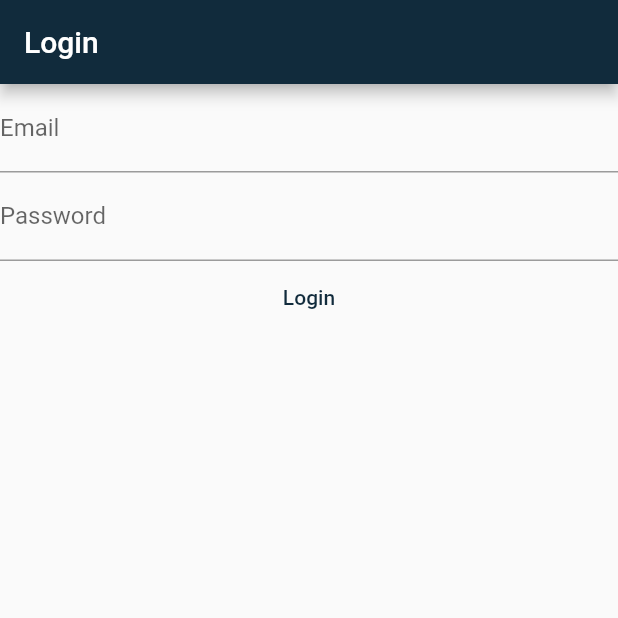
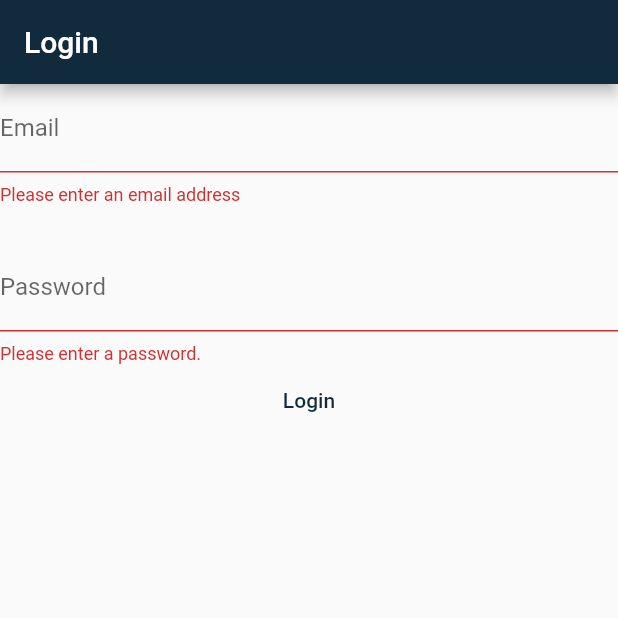
Before and after one commit to Nukaze/learn-todo-app, a Flutter app: the screen it shows after launch, after a tap on "Login", on a phone screen of 412 x 824 dp, the top half of it. Run offline on Flutter 3.47's test engine with Material 2 defaults, Android fonts, the phone set to English and light mode, and no system bars.

Commit message:
feat(login): login form validation complete
- change _formKey data type for easy to manipulating form from : Key? _formKey -> final _formKey = GlobalKey<FormState>();
-  form validation method (email, password)
- apply validation method in build form body TextFormField
- test to get value currentState from _formKey in TextButton

```diff
--- a/lib/login.dart
+++ b/lib/login.dart
@@ -8,13 +8,54 @@ class LoginPage extends StatefulWidget {
 }
 
 class _LoginPageState extends State<LoginPage> {
-  Key? _formKey;
-  String? _user, _pass, userSession;
+  final _formKey = GlobalKey<FormState>();
+  String? _user = "", _pass = "";
+  String? userSession;
+
+  String? validateEmail(String? value) {
+    if (value!.isEmpty) {
+      String e = "Please enter an email address";
+      dprint(e);
+      return e;
+    }
+    if (!RegExp(r"^[a-zA-Z0-9.a-zA-Z0-9.!#$%&'*+-/=?^_`{|}~]+@[a-zA-Z0-9]+\.[a-zA-Z]+").hasMatch(value)) {
+      String e = "Please enter a valid email address.";
+      dprint(e);
+      return e;
+    }
+    return null; // return null to validate complete
+  }
+
+  String? validatePassword(String? value) {
+    const int lessCharacters = 6;
+    if (value!.isEmpty) {
+      String e = "Please enter a password.";
+      dprint(e);
+      return e;
+    }
+    if (value.length < lessCharacters) {
+      String e = "Please enter a password at least $lessCharacters characters.";
+      dprint(e);
+      return e;
+    }
+    if (!RegExp(r"[a-zA-z]").hasMatch(value)) {
+      String e = "Password must contain at least one letter.";
+      dprint(e);
+      return e;
+    }
+    if (!RegExp(r"[0-9]").hasMatch(value)) {
+      String e = "Password must contain at least one digit.";
+      dprint(e);
+      return e;
+    }
+    return null; // return null to validate complete
+  }
+
   @override
   Widget build(BuildContext context) {
     return Scaffold(
       appBar: AppBar(
-        title: Text('Login'),
+        title: const Text('Login'),
       ),
       body: Form(
         key: _formKey,
@@ -22,35 +63,28 @@ class _LoginPageState extends State<LoginPage> {
           children: [
             TextFormField(
               decoration: const InputDecoration(labelText: 'Email'),
-              // validator: (value) {
-              // if (value!.isEmpty) {
-              //   dprint('Please enter a valid email');
-              // }
-              // return null;
-              // },
+              initialValue: _user,
               onChanged: (value) => _user = value,
+              validator: validateEmail,
+            ),
+            const SizedBox(
+              width: 100,
+              height: 25,
             ),
             TextFormField(
               decoration: const InputDecoration(labelText: 'Password'),
               obscureText: true,
-              // validator: (value) {
-              //   if (value!.isEmpty) {
-              //     dprint("Please enter a valid password");
-              //   }
-              //   return null;
-              // },
+              initialValue: _pass,
               onChanged: (value) => _pass = value,
+              validator: validatePassword,
             ),
             TextButton(
               onPressed: () {
-                if (_user!.isEmpty || _user!.length < 6) {
-                  dprint("Please enter email and must be at least 6 characters");
-                  return;
-                } else if (_pass!.isEmpty || _pass!.length < 6) {
-                  dprint("Please enter password and must be at least 6 characters");
-                  return;
+                dprint(
+                    "Logging in.. ${_formKey} | user : ${[_user?.length, _user]} | pass : ${[_pass?.length, _pass]}");
+                if (_formKey.currentState!.validate()) {
+                  dprint("validated login");
                 }
-                dprint("Loging in.. ${_formKey} | user : ${[_user?.length, _user]} | pass : ${[_pass?.length, _pass]}");
               },
               child: const Text('Login'),
             ),
@@ -108,7 +142,7 @@ class _LoginPageState extends State<LoginPage> {
     //       ),
     //     ],
     //   ),
-    //   child: const Text("MBTi Login\nนะจ๊ะ!",
+    //   child: const Text("MBTi Login\n นะจ๊ะ!",
     //       style: TextStyle(
     //         color: Palette.text,
     //         fontSize: 56,
```
